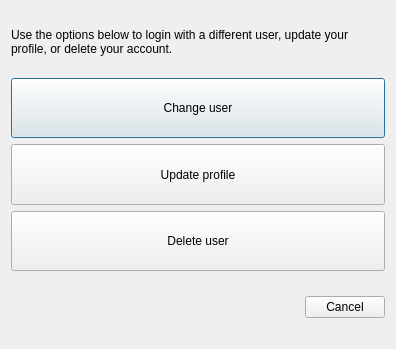
ConservationInternational/trends.earth, file LDMP/gui/DlgSettingsEdit.ui: the form before one commit.
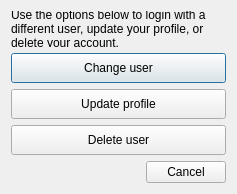
The form after the commit.

Diff of the .ui file:
```diff
--- a/LDMP/gui/DlgSettingsEdit.ui
+++ b/LDMP/gui/DlgSettingsEdit.ui
@@ -6,12 +6,12 @@
    <rect>
     <x>0</x>
     <y>0</y>
-    <width>396</width>
-    <height>349</height>
+    <width>237</width>
+    <height>194</height>
    </rect>
   </property>
   <property name="sizePolicy">
-   <sizepolicy hsizetype="Fixed" vsizetype="Fixed">
+   <sizepolicy hsizetype="Fixed" vsizetype="Minimum">
     <horstretch>0</horstretch>
     <verstretch>0</verstretch>
    </sizepolicy>
```
